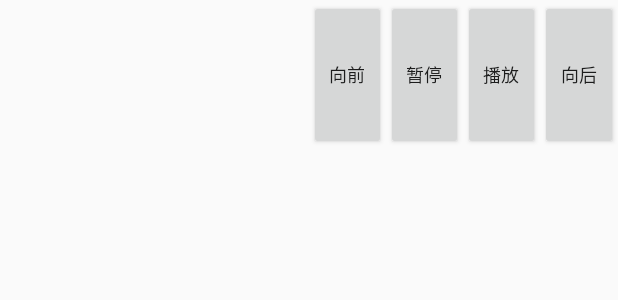
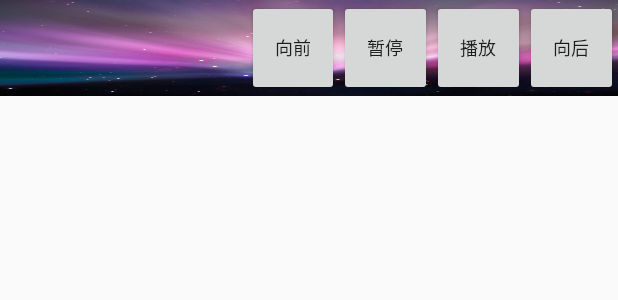
Before and after one commit to swt369/SimpleMusicPlayer, an Android app: the layout notification_layout.xml on its own in the app's theme, with its tools: preview values and no code run, on a phone screen of 412 x 824 dp. Shown: the top 300 px of the screen. Run offline under Robolectric (Android 15) with nearby library versions, the phone set to English and light mode, and no system bars.

Commit message:
add notification controls

```diff
--- a/app/build.gradle
+++ b/app/build.gradle
@@ -5,7 +5,7 @@ android {
     buildToolsVersion "25.0.3"
     defaultConfig {
         applicationId "com.example.swt369.simplemusicplayer"
-        minSdkVersion 15
+        minSdkVersion 16
         targetSdkVersion 25
         versionCode 1
         versionName "1.0"
--- a/app/src/main/res/layout/notification_layout.xml
+++ b/app/src/main/res/layout/notification_layout.xml
@@ -1,49 +1,53 @@
 <?xml version="1.0" encoding="utf-8"?>
 <LinearLayout xmlns:android="http://schemas.android.com/apk/res/android"
     android:layout_width="match_parent"
-    android:layout_height="100dp"
-    android:orientation="horizontal">
+    android:layout_height="64dp"
+    android:orientation="horizontal"
+    android:background="@drawable/bg">
 
     <TextView
-        android:id="@+id/text_view"
+        android:id="@+id/notification_text_view"
         android:layout_width="0dp"
         android:layout_height="match_parent"
-        android:layout_weight="50"/>
+        android:layout_weight="40"
+        android:textSize="12sp"
+        android:gravity="center"
+        android:maxLines="5"/>
 
     <Button
-        android:text="向前"
+        android:text="@string/pre"
         android:textSize="12sp"
         android:gravity="center"
-        android:id="@+id/button_pre"
+        android:id="@+id/notification_button_pre"
         android:layout_width="0dp"
         android:layout_height="match_parent"
-        android:layout_weight="12.5"/>
+        android:layout_weight="15"/>
 
     <Button
-        android:text="暂停"
+        android:text="@string/pause"
         android:textSize="12sp"
         android:gravity="center"
-        android:id="@+id/button_pause"
+        android:id="@+id/notification_button_pause"
         android:layout_width="0dp"
         android:layout_height="match_parent"
-        android:layout_weight="12.5"/>
+        android:layout_weight="15"/>
 
     <Button
-        android:text="播放"
+        android:text="@string/play"
         android:textSize="12sp"
         android:gravity="center"
-        android:id="@+id/button_play"
+        android:id="@+id/notification_button_play"
         android:layout_width="0dp"
         android:layout_height="match_parent"
-        android:layout_weight="12.5"/>
+        android:layout_weight="15"/>
 
     <Button
-        android:text="向后"
+        android:text="@string/next"
         android:textSize="12sp"
         android:gravity="center"
-        android:id="@+id/button_next"
+        android:id="@+id/notification_button_next"
         android:layout_width="0dp"
         android:layout_height="match_parent"
-        android:layout_weight="12.5"/>
+        android:layout_weight="15"/>
 
 </LinearLayout>
--- a/app/src/main/res/values/strings.xml
+++ b/app/src/main/res/values/strings.xml
@@ -1,3 +1,7 @@
 <resources>
     <string name="app_name">SimpleMusicPlayer</string>
+    <string name="pre">向前</string>
+    <string name="pause">暂停</string>
+    <string name="play">播放</string>
+    <string name="next">向后</string>
 </resources>
```
Also changed, not shown: app/src/main/java/com/example/swt369/simplemusicplayer/MainActivity.java (+7 -0 lines), app/src/main/java/com/example/swt369/simplemusicplayer/MyService.java (+74 -7 lines), app/src/main/java/com/example/swt369/simplemusicplayer/SimplePlayerApplication.java (+8 -0 lines), app/src/main/res/layout/activity_main.xml (+13 -9 lines), app/src/main/res/drawable/bg.jpg (added).
